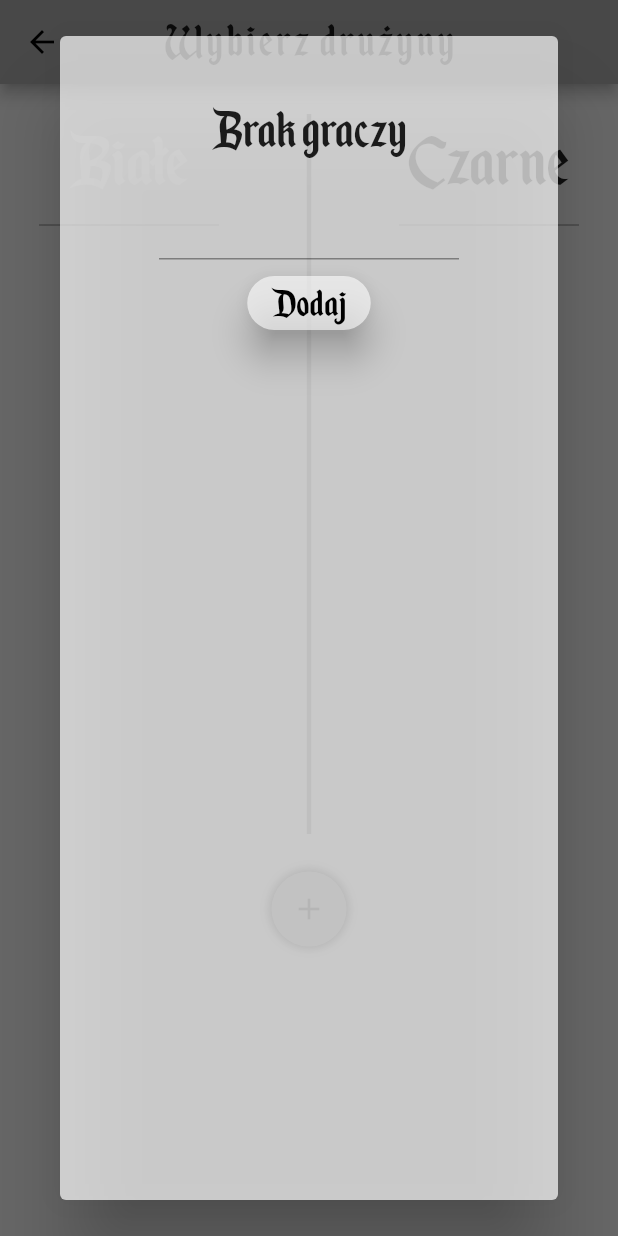
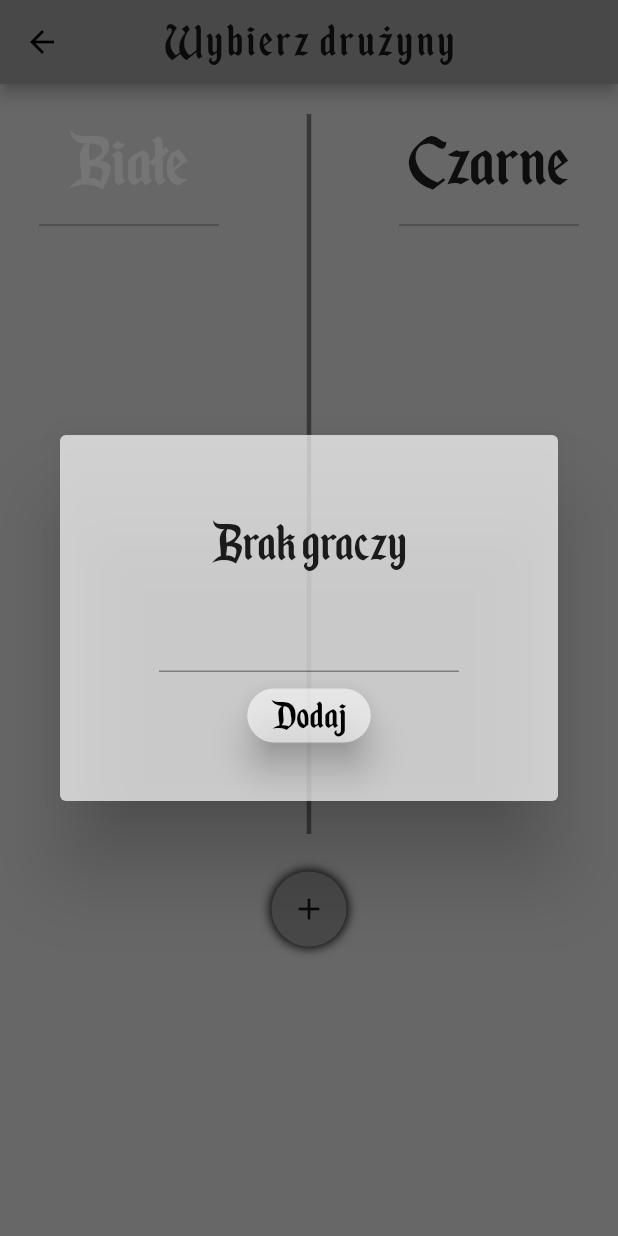
Before and after one commit to AdamJozwiak/AlkoSzachy, a Flutter app: the TeamSelection screen opened by its route, after a tap on the "add" icon, on a phone screen of 412 x 824 dp. Run offline on Flutter 3.47's test engine with Material 2 defaults, Android fonts, the light colour scheme and no system bars; statements that could not run were skipped.

Commit message:
Modify team selection view

```diff
--- a/lib/page/team_selection.dart
+++ b/lib/page/team_selection.dart
@@ -2,7 +2,7 @@
 
 import 'dart:io';
 import 'package:alkochin/models/player.dart';
-import 'package:alkochin/widgets/fileManager.dart';
+import 'package:alkochin/widgets/file_manager.dart';
 import 'package:flutter/material.dart';
 import 'package:path_provider/path_provider.dart';
 
@@ -29,6 +29,7 @@ class _TeamSelectionState extends State<TeamSelection> {
     this.whitePlayers = List<Player>();
     this.blackPlayers = List<Player>();
     this.saveFile = new FileManager();
+
     WidgetsBinding.instance.addPostFrameCallback((_) async {
       await saveFile.init();
       if (saveFile.saveContent.isNotEmpty) {
@@ -173,9 +174,11 @@ class _TeamSelectionState extends State<TeamSelection> {
   Widget teamSelectionDialog(
       List<Player> initialPlayers, void Function(void Function()) stateSetter) {
     final TextEditingController _textController = new TextEditingController();
+    double _baseDialogHeight = 200.0;
     int _numberOfPlayers = initialPlayers.length;
     double _boxSpacing = 40;
     double _noPlayersLabelSize = 70.0;
+    double _maxHeight = 160.0;
     List<List<bool>> checkBoxState = new List();
     String _occupiedName = '';
     initialPlayers.forEach((player) {
@@ -183,11 +186,22 @@ class _TeamSelectionState extends State<TeamSelection> {
           .add([player.isWhite, !player.isWhite]); // Checkbox: White, Black
     });
 
-    return Column(
+    return SingleChildScrollView(
+      child: Container(
+        height: _baseDialogHeight +
+            (_numberOfPlayers > 1
+                ? (_numberOfPlayers * 20.0)
+                : _numberOfPlayers >= 4
+                    ? _maxHeight
+                    : 0.0),
+        child: Column(
+          mainAxisAlignment: MainAxisAlignment.center,
           children: [
             Container(
               height: _numberOfPlayers > 0
-              ? _numberOfPlayers * 50.0
+                  ? (_numberOfPlayers >= 4
+                      ? _maxHeight
+                      : _numberOfPlayers * 44.0)
                   : _noPlayersLabelSize,
               width: 300.0,
               child: ListView.builder(
@@ -232,7 +246,8 @@ class _TeamSelectionState extends State<TeamSelection> {
                                       color: Colors.white,
                                     ),
                                     child: Opacity(
-                                  opacity: checkBoxState[index][0] ? 1.0 : 0.0,
+                                      opacity:
+                                          checkBoxState[index][0] ? 1.0 : 0.0,
                                       child: Icon(
                                         Icons.check_circle_sharp,
                                         size: 20.0,
@@ -402,6 +417,8 @@ class _TeamSelectionState extends State<TeamSelection> {
                   style: TextStyle(fontSize: 30.0, color: Colors.black),
                 )),
           ],
+        ),
+      ),
     );
   }
 
```
Lines whose indentation alone changed are shown as unchanged.
